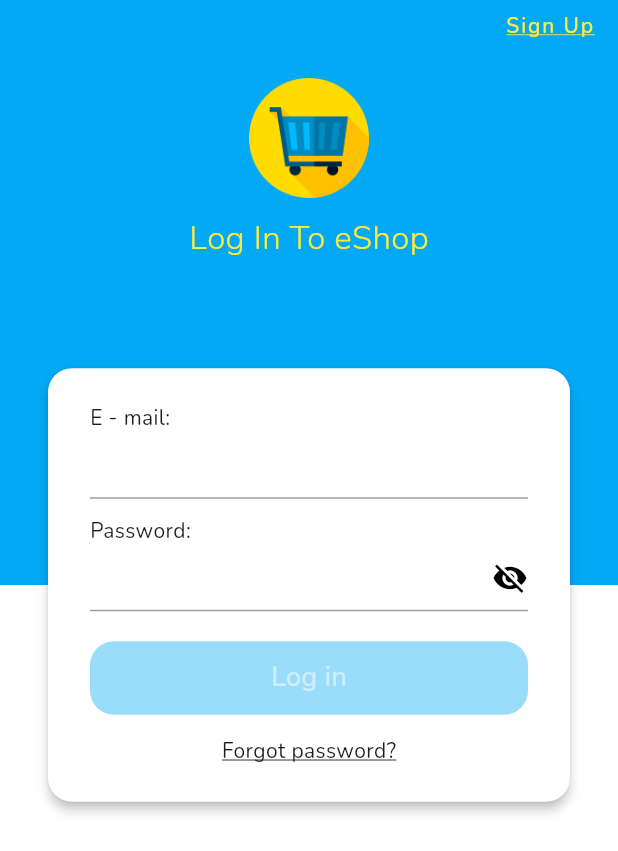
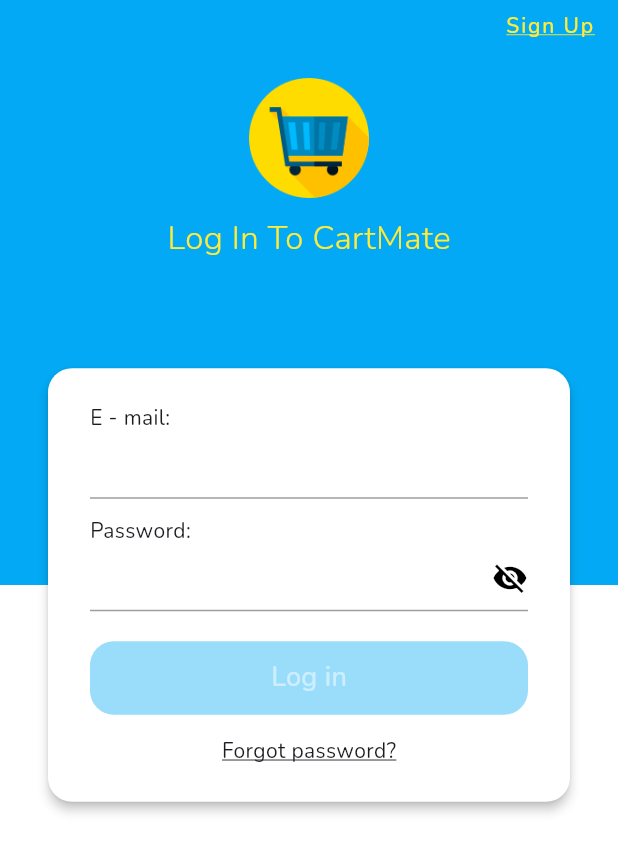
Before and after one commit to mdrgBlg/cartmate, a Flutter app: the screen it shows after launch, on a phone screen of 412 x 824 dp. Shown: the top 851 px of the screen. Run offline on Flutter 3.47's test engine with Material 3 defaults, Android fonts, the phone set to English and light mode, and no system bars; our stand-ins replace cached_network_image, cloud_firestore, country_picker, firebase_auth, firebase_core, flutter_spinkit and 4 more; missing offline and left inert: firebase_app_check; accounts and stored records are empty.

Commit message:
Changed name of the app

```diff
--- a/lib/screens/auth/login/login_screen.dart
+++ b/lib/screens/auth/login/login_screen.dart
@@ -88,7 +88,7 @@ class LoginScreen extends StatelessWidget {
                       ),
                       const SizedBox(height: 12),
                       const Text(
-                        "Log In To eShop",
+                        "Log In To CartMate",
                         style: TextStyle(
                           fontSize: 22,
                           fontWeight: FontWeight.w300,
```
Also changed, not shown: 1 other file.
